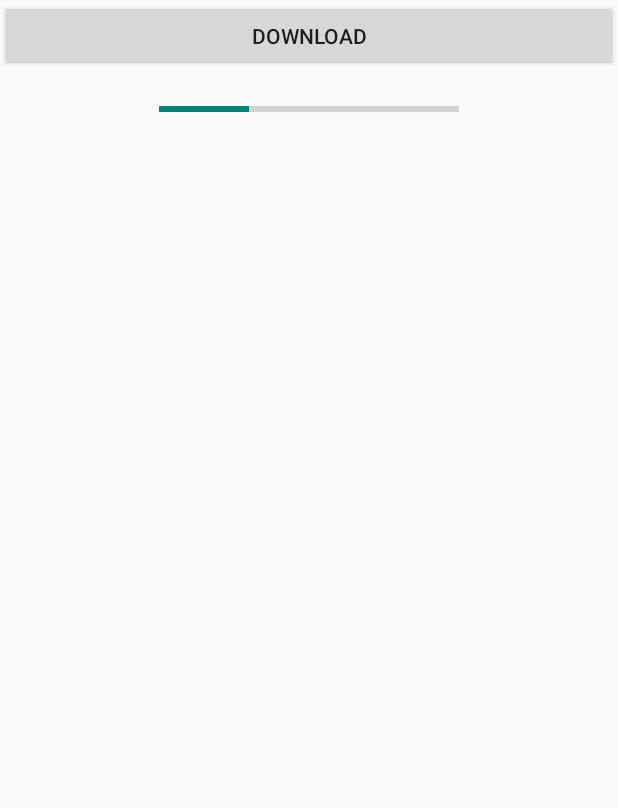
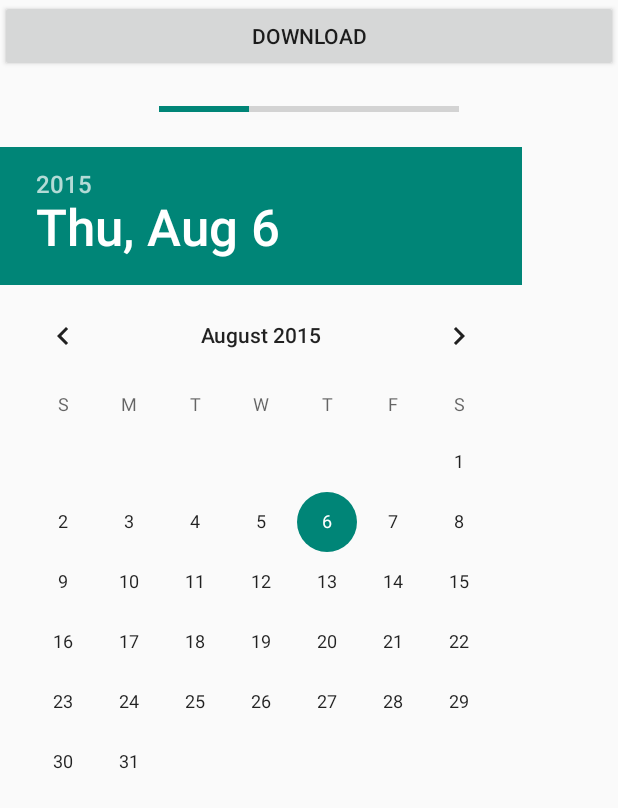
Before and after one commit to liuxiaokun/longd, an Android app: the screen it shows after launch (MainActivity), on a phone screen of 412 x 824 dp. Shown: the top 808 px of the screen. Run offline under Robolectric (Android 15) with nearby library versions, the phone set to English and light mode, and no system bars.

```diff
--- a/app/src/main/java/com/fred/longd/activities/MainActivity.java
+++ b/app/src/main/java/com/fred/longd/activities/MainActivity.java
@@ -5,6 +5,7 @@ import android.app.ProgressDialog;
 import android.os.Bundle;
 import android.view.View;
 import android.widget.Button;
+import android.widget.DatePicker;
 
 import com.fred.longd.R;
 import com.fred.longd.task.DownloadTask;
@@ -15,6 +16,7 @@ public class MainActivity extends Activity implements View.OnClickListener {
 
     private Button download;
     private ProgressDialog progressDialog;
+    private DatePicker datePicker;
 
     @Override
     protected void onCreate(Bundle savedInstanceState) {
@@ -23,6 +25,7 @@ public class MainActivity extends Activity implements View.OnClickListener {
 
         download = (Button) findViewById(R.id.download);
         download.setOnClickListener(this);
+        datePicker = (DatePicker) findViewById(R.id.date_picker);
         progressDialog = new ProgressDialog(this);
         progressDialog.setProgressStyle(ProgressDialog.STYLE_HORIZONTAL);
         progressDialog.setCancelable(false);
@@ -52,7 +55,7 @@ public class MainActivity extends Activity implements View.OnClickListener {
     @Override
     public void onBackPressed() {
         // disable the back button.
-        SimpleToast.ok(this,"退出");
+        SimpleToast.ok(this, "退出");
         // super.onBackPressed();
     }
 }
--- a/app/src/main/res/layout/activity_main.xml
+++ b/app/src/main/res/layout/activity_main.xml
@@ -24,5 +24,15 @@
         android:max="100"
         android:progress="30"/>
 
+    <DatePicker
+        android:id="@+id/date_picker"
+        android:layout_width="match_parent"
+        android:layout_height="wrap_content"/>
+
+    <TextView
+        android:id="@+id/date_show"
+        android:layout_width="fill_parent"
+        android:layout_height="wrap_content"/>
+
 
 </LinearLayout>
--- a/app/src/main/res/layout/toast.xml
+++ b/app/src/main/res/layout/toast.xml
@@ -1,10 +1,11 @@
 <?xml version="1.0" encoding="utf-8"?>
 <LinearLayout
-    android:id="@+id/layout"
+    android:id="@+id/toast_layout"
     xmlns:android="http://schemas.android.com/apk/res/android"
     android:layout_width="wrap_content"
     android:layout_height="wrap_content"
-    android:background="@drawable/shape">
+    android:background="@drawable/shape"
+    android:orientation="horizontal">
 
     <ImageView
         android:id="@+id/img"
```
Also changed, not shown: app/src/main/java/com/fred/longd/view/SimpleToast.java (+5 -3 lines).
